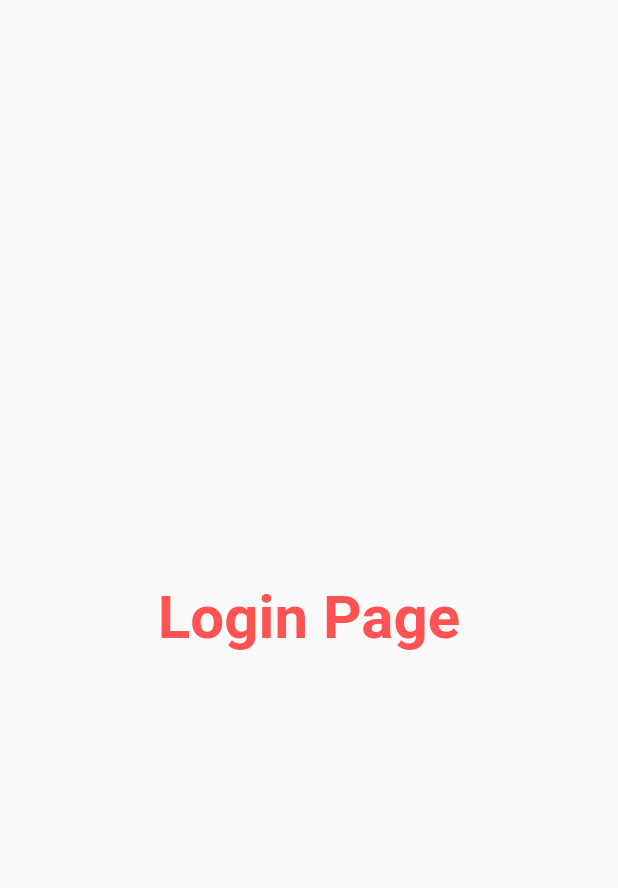
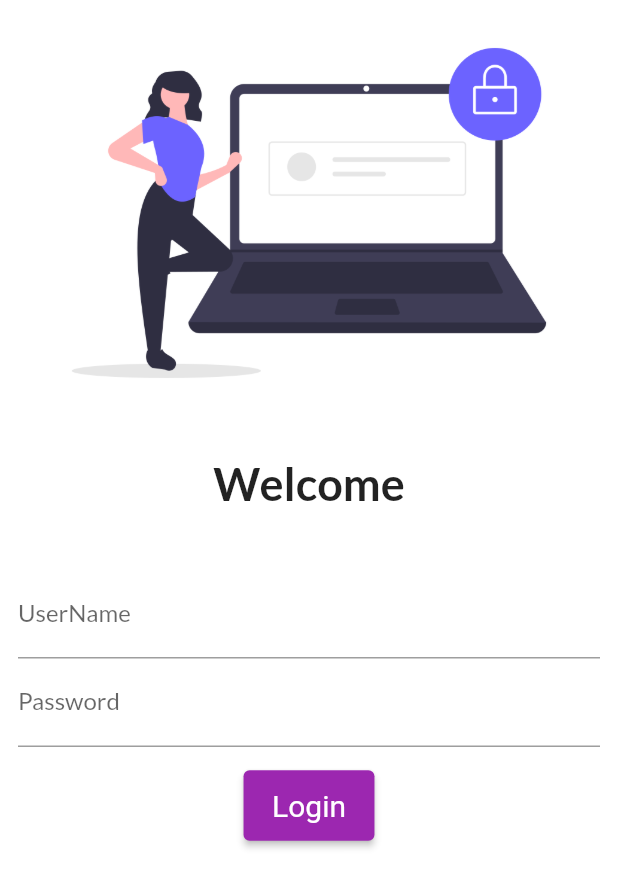
Before and after one commit to Flutter-base/Learning_Flutter, a Flutter app: the screen it shows after launch, on a phone screen of 412 x 824 dp. Shown: the top 888 px of the screen. Run offline on Flutter 3.47's test engine with Material 2 defaults, Android fonts, the phone set to English and light mode, and no system bars; our stand-ins replace google_fonts.

Commit message:
Day 3 Completed

```diff
--- a/lib/Pages/login_page.dart
+++ b/lib/Pages/login_page.dart
@@ -1,18 +1,58 @@
 import 'package:flutter/material.dart';
+import 'package:myapp/Pages/home_page.dart';
 
 class LoginPage extends StatelessWidget {
   @override
   Widget build(BuildContext context) {
     return Material(
-      child: Center(
-        child: Text(
-          "Login Page",
-          style: TextStyle(
-              fontSize: 40,
-              color: Colors.redAccent,
-              fontWeight: FontWeight.bold),
-        ),
-      ),
-    );
+        color: Colors.white,
+        child: Column(
+          children: [
+            Image.asset(
+              "assets/images/login_img.png",
+              fit: BoxFit.cover,
+            ),
+            const SizedBox(
+              height: 20.0,
+            ),
+            const Text(
+              "Welcome",
+              style: TextStyle(fontSize: 30, fontWeight: FontWeight.bold),
+            ),
+            const SizedBox(
+              height: 20.0,
+            ),
+            Padding(
+              padding: const EdgeInsets.symmetric(
+                vertical: 20.0,
+                horizontal: 12.0,
+              ),
+              child: Column(
+                children: [
+                  TextFormField(
+                    decoration: const InputDecoration(
+                        hintText: "Enter UserName", labelText: "UserName"),
+                  ),
+                  TextFormField(
+                    decoration: const InputDecoration(
+                        hintText: "Enter Password", labelText: "Password"),
+                    obscureText: true,
+                  ),
+                  const SizedBox(
+                    height: 15.0,
+                  ),
+                  ElevatedButton(
+                    onPressed: () {},
+                    child: const Text("Login"),
+                    style: ElevatedButton.styleFrom(
+                        textStyle: const TextStyle(fontSize: 20),
+                        padding: const EdgeInsets.symmetric(
+                            vertical: 12.0, horizontal: 19.0)),
+                  ),
+                ],
+              ),
+            )
+          ],
+        ));
   }
 }
--- a/lib/main.dart
+++ b/lib/main.dart
@@ -1,18 +1,21 @@
 import 'package:flutter/material.dart';
 import 'package:myapp/Pages/login_page.dart';
 import 'Pages/home_page.dart';
+import 'package:google_fonts/google_fonts.dart';
 
 void main() {
   runApp(MyApp());
 }
 
 class MyApp extends StatelessWidget {
-
   @override
   Widget build(BuildContext context) {
     return MaterialApp(
       themeMode: ThemeMode.light,
-      theme: ThemeData(primarySwatch: Colors.purple),
+      theme: ThemeData(
+        primarySwatch: Colors.purple,
+        fontFamily: GoogleFonts.lato().fontFamily,
+      ),
       routes: {
         "/": (context) => LoginPage(),
         "/home": (context) => HomePage(),
--- a/pubspec.yaml
+++ b/pubspec.yaml
@@ -31,9 +31,11 @@ dependencies:
     sdk: flutter
 
 
+
   # The following adds the Cupertino Icons font to your application.
   # Use with the CupertinoIcons class for iOS style icons.
   cupertino_icons: ^1.0.2
+  google_fonts: ^2.1.0
 
 dev_dependencies:
   flutter_test:
@@ -58,8 +60,8 @@ flutter:
   uses-material-design: true
 
   # To add assets to your application, add an assets section, like this:
-  # assets:
-  #   - images/a_dot_burr.jpeg
+  assets:
+    - assets/images/
   #   - images/a_dot_ham.jpeg
 
   # An image asset can refer to one or more resolution-specific "variants", see
```
Also changed, not shown: assets/images/login_img.png (added), pubspec.lock, 1 other file.
